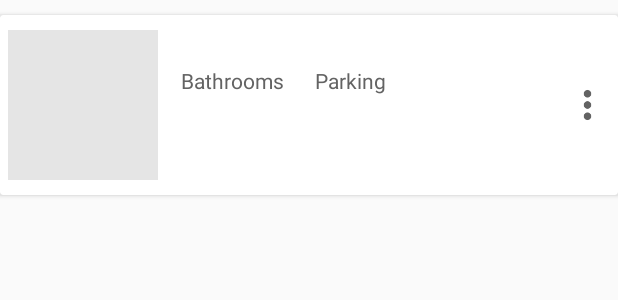
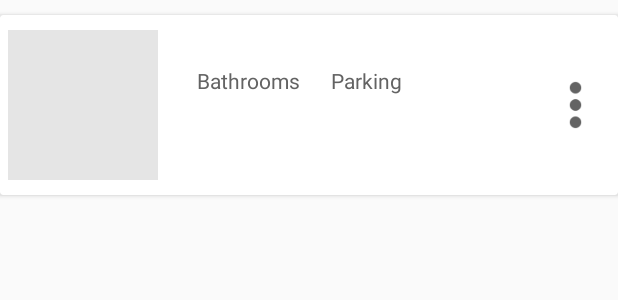
Before and after one commit to HCMUTE-K14/ODauDay-Android-Application, an Android app: the layout item_confirm_property.xml on its own in the app's theme, with its tools: preview values and no code run, on a phone screen of 412 x 824 dp. Shown: the top 300 px of the screen. Run offline under Robolectric (Android 15) with nearby library versions, the phone set to English and light mode, and no system bars.

Commit message:
change 15.6

```diff
--- a/app/src/main/res/layout/fragment_alert_tab_main.xml
+++ b/app/src/main/res/layout/fragment_alert_tab_main.xml
@@ -39,7 +39,6 @@
     <RelativeLayout
       android:layout_width="match_parent"
       android:layout_height="match_parent"
-      android:layout_marginTop="5dp"
       android:layout_below="@id/relative_layout_top">
       <android.support.v7.widget.RecyclerView
         android:id="@+id/recycle_view_notification"
--- a/app/src/main/res/layout/item_confirm_property.xml
+++ b/app/src/main/res/layout/item_confirm_property.xml
@@ -15,12 +15,25 @@
     android:layout_marginTop="10dp"
     android:layout_marginBottom="5dp"
     android:paddingBottom="10dp">
-    <RelativeLayout
+    <LinearLayout
       android:layout_width="match_parent"
       android:layout_height="wrap_content"
       android:onClick="@{()->handler.onClickProperty(property)}"
       android:clickable="true"
+      android:orientation="horizontal"
+      android:weightSum="8"
       android:background="?android:attr/selectableItemBackground"
+      >
+      <LinearLayout
+        android:layout_width="match_parent"
+        android:layout_height="wrap_content"
+        android:layout_weight="1"
+        android:weightSum="3"
+        android:orientation="horizontal">
+        <RelativeLayout
+          android:layout_width="match_parent"
+          android:layout_height="wrap_content"
+          android:layout_weight="2"
           >
           <ImageView
             android:id="@+id/image_property"
@@ -32,14 +45,15 @@
             android:layout_marginLeft="5dp"
             android:background="@color/gray"
             app:loadImageMainPropertyInListImage="@{property.images}" />
+        </RelativeLayout>
 
         <RelativeLayout
           android:id="@+id/relative_info"
-        android:layout_width="230dp"
+          android:layout_width="match_parent"
           android:layout_height="wrap_content"
-        android:layout_marginLeft="10dp"
+          android:layout_weight="1"
+          android:layout_marginLeft="5dp"
           android:layout_toRightOf="@id/image_property">
-
           <TextView
             android:id="@+id/txt_name"
             android:layout_width="wrap_content"
@@ -102,14 +116,16 @@
             android:textColor="@color/color_orange"
             app:activeProperty="@{property.status}" />
         </RelativeLayout>
+      </LinearLayout>
       <RelativeLayout
         android:id="@+id/relative_action"
         android:layout_width="match_parent"
         android:layout_height="wrap_content"
-        android:layout_centerVertical="true"
-        android:layout_toRightOf="@id/relative_info">
+        android:layout_weight="7"
+        android:layout_gravity="center"
+        android:layout_centerVertical="true">
         <ImageView
-          android:layout_width="30dp"
+          android:layout_width="match_parent"
           android:layout_height="60dp"
           android:layout_alignParentRight="true"
           android:layout_centerVertical="true"
@@ -120,6 +136,6 @@
           android:src="@drawable/ic_menu"
           android:tint="@color/colorGray" />
       </RelativeLayout>
-    </RelativeLayout>
+    </LinearLayout>
   </android.support.v7.widget.CardView>
 </layout>
--- a/app/src/main/res/layout/item_notification.xml
+++ b/app/src/main/res/layout/item_notification.xml
@@ -51,7 +51,7 @@
         android:textSize="13dp" />
       <ImageView
         android:id="@+id/image_more"
-        android:layout_width="25dp"
+        android:layout_width="30dp"
         android:layout_height="30dp"
         android:clickable="true"
         android:background="?selectableItemBackgroundBorderless"
```
Also changed, not shown: app/src/main/java/com/odauday/MainActivity.java (+3 -4 lines), app/src/main/res/layout/item_property_manager.xml (+25 -8 lines). Lines whose indentation alone changed are shown as unchanged.
